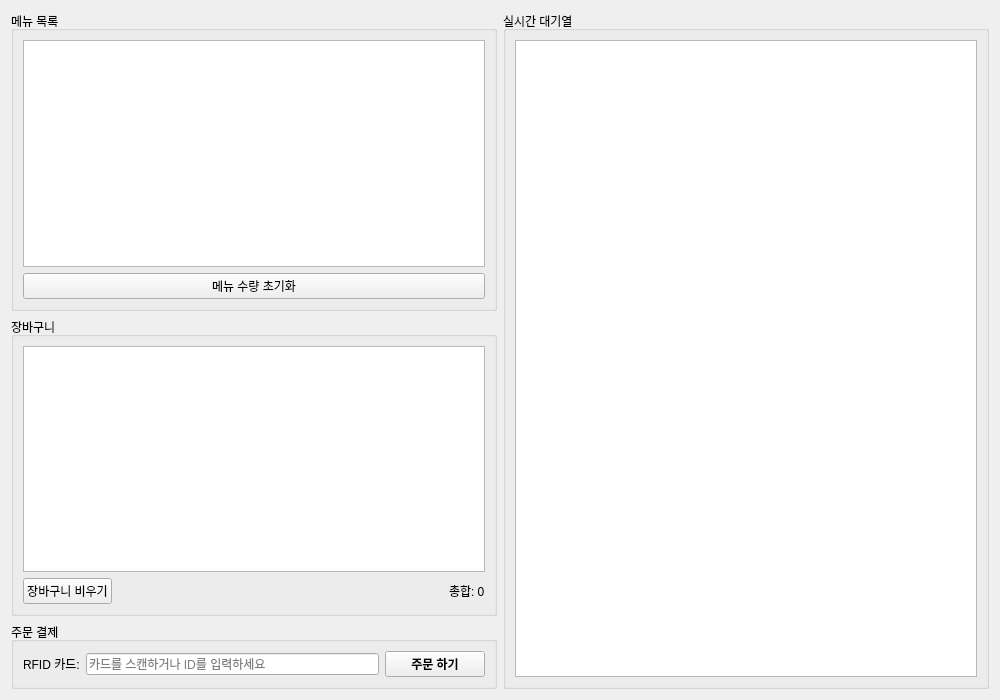
addinedu-ros-11th/iot-repo-2, file ui/order_screen.ui: the form before one commit.
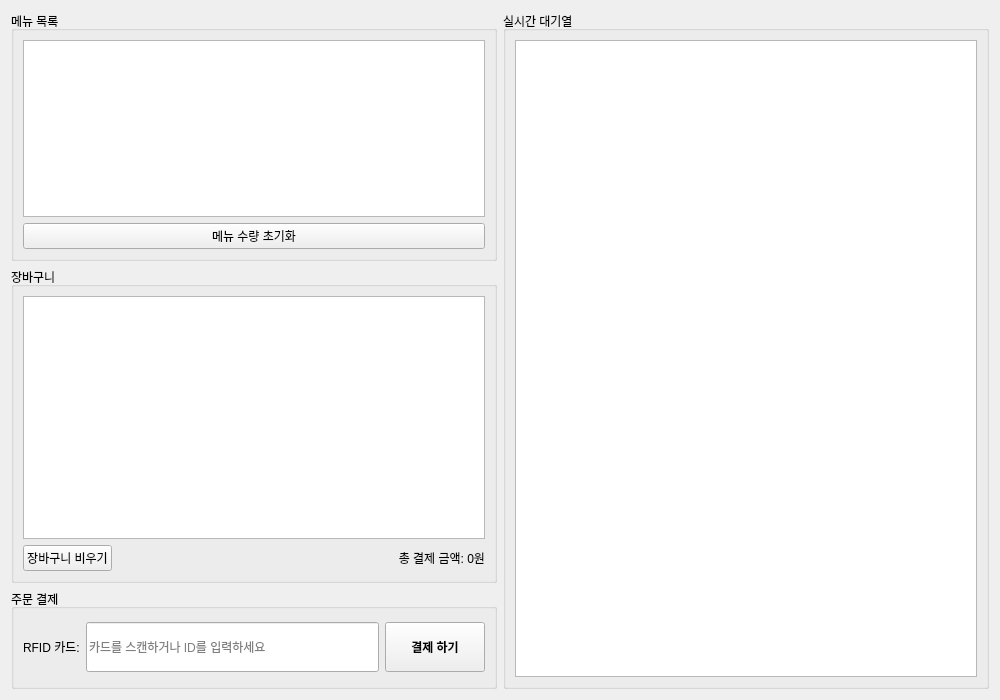
The form after the commit.

Commit message: style(ui): 새로운 UI 스타일 적용 및 레이아웃 수정

Diff of the .ui file:
```diff
--- a/ui/order_screen.ui
+++ b/ui/order_screen.ui
@@ -21,6 +21,12 @@
        <property name="title">
         <string>메뉴 목록</string>
        </property>
+       <property name="maximumSize">
+        <size>
+         <width>16777215</width>
+         <height>250</height>
+        </size>
+       </property>
        <layout class="QVBoxLayout" name="verticalLayout_menu">
         <item>
          <widget class="QTableWidget" name="menuTable">
@@ -47,9 +53,21 @@
       <property name="title">
        <string>장바구니</string>
       </property>
+      <property name="minimumSize">
+       <size>
+        <width>0</width>
+        <height>300</height>
+       </size>
+      </property>
       <layout class="QVBoxLayout" name="verticalLayout_cart">
        <item>
         <widget class="QTableWidget" name="cartTable">
+        <property name="minimumSize">
+         <size>
+          <width>0</width>
+          <height>200</height>
+         </size>
+        </property>
         <property name="selectionMode">
          <enum>QAbstractItemView::SingleSelection</enum>
         </property>
@@ -84,7 +102,10 @@
         <item>
          <widget class="QLabel" name="lblTotal">
           <property name="text">
-           <string>총합: 0</string>
+           <string>총 결제 금액: 0원</string>
+          </property>
+          <property name="alignment">
+           <set>Qt::AlignRight|Qt::AlignVCenter</set>
           </property>
          </widget>
         </item>
@@ -106,6 +127,21 @@
        </property>
        <layout class="QHBoxLayout" name="horizontalLayout_order">
         <item>
+         <layout class="QVBoxLayout" name="verticalLayout_rfid_label">
+          <item>
+           <spacer name="verticalSpacer_rfid_top">
+            <property name="orientation">
+             <enum>Qt::Vertical</enum>
+            </property>
+            <property name="sizeHint" stdset="0">
+             <size>
+              <width>20</width>
+              <height>40</height>
+             </size>
+            </property>
+           </spacer>
+          </item>
+          <item>
          <widget class="QLabel" name="label_rfid">
           <property name="text">
            <string>RFID 카드:</string>
@@ -113,7 +149,34 @@
          </widget>
         </item>
         <item>
+           <spacer name="verticalSpacer_rfid_bottom">
+            <property name="orientation">
+             <enum>Qt::Vertical</enum>
+            </property>
+            <property name="sizeHint" stdset="0">
+             <size>
+              <width>20</width>
+              <height>40</height>
+             </size>
+            </property>
+           </spacer>
+          </item>
+         </layout>
+        </item>
+        <item>
          <widget class="QLineEdit" name="txtRfid">
+          <property name="minimumSize">
+           <size>
+            <width>0</width>
+            <height>50</height>
+           </size>
+          </property>
+          <property name="maximumSize">
+           <size>
+            <width>16777215</width>
+            <height>50</height>
+           </size>
+          </property>
           <property name="placeholderText">
            <string>카드를 스캔하거나 ID를 입력하세요</string>
           </property>
@@ -124,7 +187,13 @@
           <property name="minimumSize">
            <size>
             <width>100</width>
-            <height>0</height>
+            <height>50</height>
+           </size>
+          </property>
+          <property name="maximumSize">
+           <size>
+            <width>16777215</width>
+            <height>50</height>
            </size>
           </property>
           <property name="font">
@@ -133,7 +202,7 @@
            </font>
           </property>
           <property name="text">
-           <string>주문 하기</string>
+           <string>결제 하기</string>
           </property>
          </widget>
         </item>
```
Left out of the diff: 1 changed line with no effect on the pictures. Lines whose indentation alone changed are shown as unchanged. The commit also changes 3 other files.
